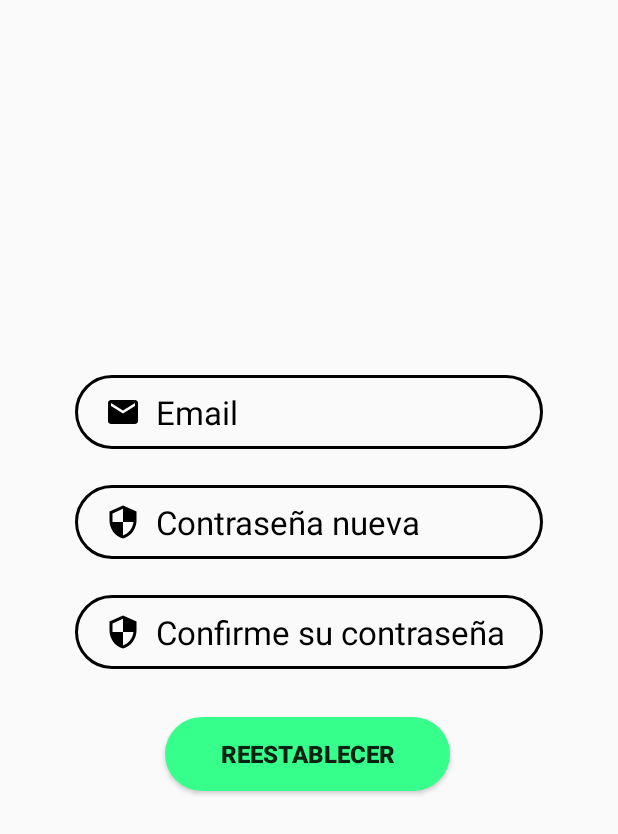
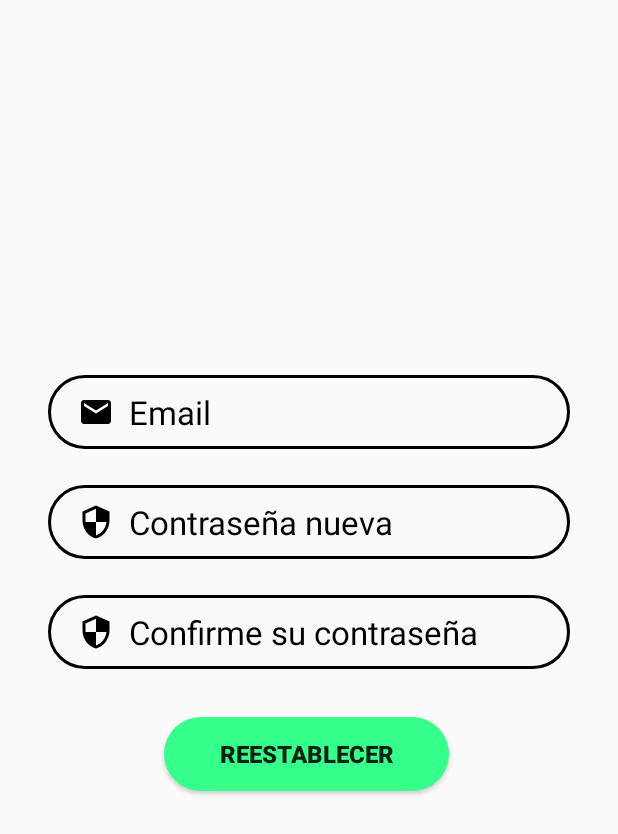
Before and after one commit to FabianINC/Move, an Android app: the ResetPasswordActivity screen opened directly, with no data from a screen before it, on a phone screen of 412 x 824 dp. Shown: the top 834 px of the screen. Run offline under Robolectric (Android 15) with nearby library versions, the phone set to English and light mode, and no system bars; network calls fail.

```diff
--- a/app/src/main/res/layout/activity_login.xml
+++ b/app/src/main/res/layout/activity_login.xml
@@ -152,8 +152,7 @@
             android:id="@+id/exit_login"
             android:layout_width="wrap_content"
             android:layout_height="wrap_content"
-            android:layout_marginStart="8dp"
-            android:layout_marginTop="8dp"
+            android:layout_marginStart="16dp"
             android:onClick="guestLogin"
             app:layout_constraintStart_toStartOf="parent"
             app:layout_constraintTop_toTopOf="parent"
--- a/app/src/main/res/layout/activity_reset_password.xml
+++ b/app/src/main/res/layout/activity_reset_password.xml
@@ -11,9 +11,9 @@
         android:id="@+id/txtEmail"
         android:layout_width="0dp"
         android:layout_height="wrap_content"
-        android:layout_marginStart="50dp"
+        android:layout_marginStart="32dp"
         android:layout_marginTop="250dp"
-        android:layout_marginEnd="50dp"
+        android:layout_marginEnd="32dp"
         android:background="@drawable/field"
         android:drawableStart="@drawable/ic_email"
         android:drawablePadding="10dp"
```
